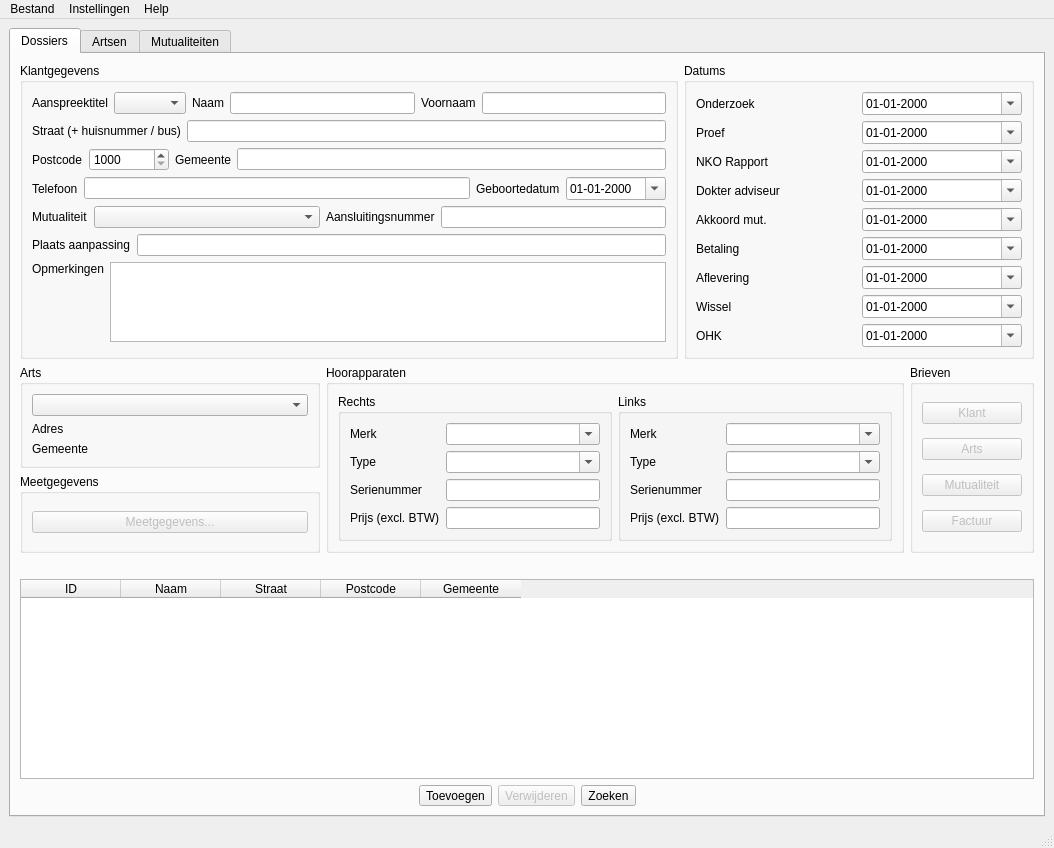
Roelio81/audioadmin, file AudioAdmin/ui/universum.ui: the form before one commit.
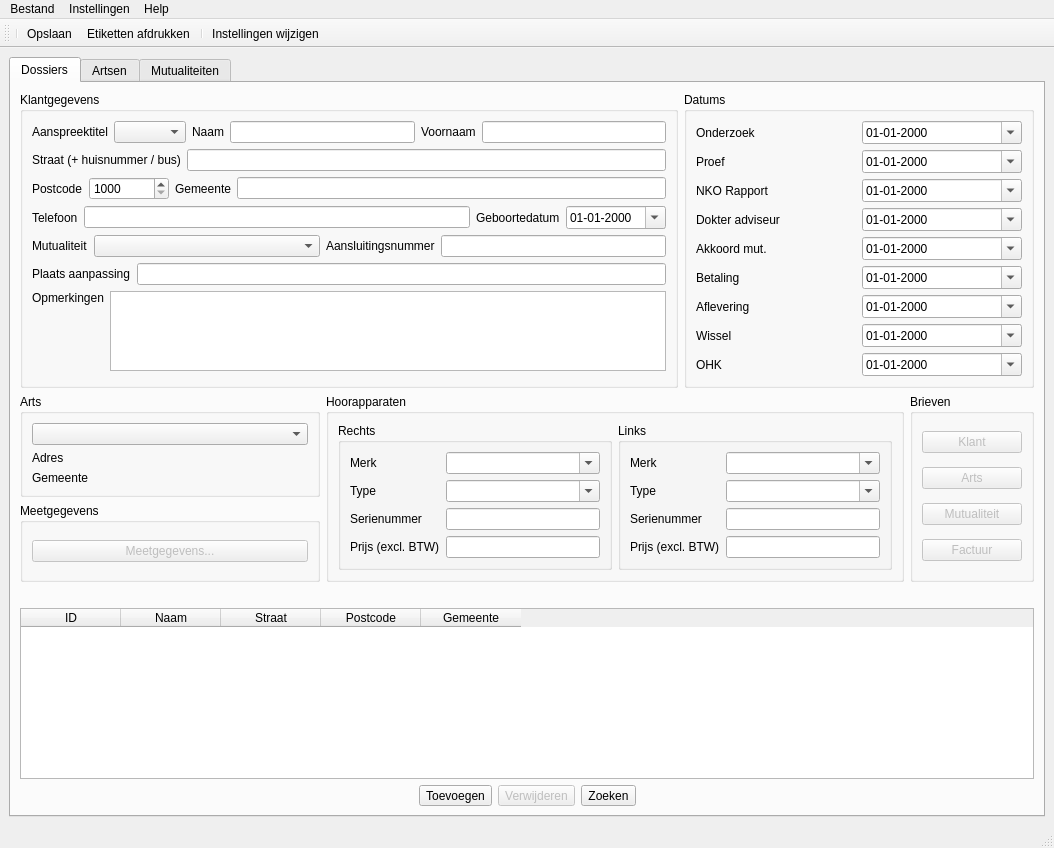
The form after the commit. Icons and pictures are not drawn.

Commit message: Toevoegen toolbar

What changed in the file:
```diff
--- a/AudioAdmin/ui/universum.ui
+++ b/AudioAdmin/ui/universum.ui
@@ -22,7 +22,7 @@
   </property>
   <widget class="QWidget" name="centralwidget">
    <layout class="QGridLayout" name="gridLayout_13">
-    <item row="0" column="0">
+    <item row="1" column="0">
      <widget class="QTabWidget" name="m_tabs">
       <property name="currentIndex">
        <number>0</number>
@@ -1458,11 +1458,22 @@
    <addaction name="menuHelp"/>
   </widget>
   <widget class="QStatusBar" name="statusbar"/>
-  <action name="actionBackup_maken">
-   <property name="text">
-    <string>Backup maken...</string>
+  <widget class="QToolBar" name="toolBar">
+   <property name="windowTitle">
+    <string>toolBar</string>
    </property>
-  </action>
+   <attribute name="toolBarArea">
+    <enum>TopToolBarArea</enum>
+   </attribute>
+   <attribute name="toolBarBreak">
+    <bool>false</bool>
+   </attribute>
+   <addaction name="separator"/>
+   <addaction name="actionBewaren"/>
+   <addaction name="actionEtikettenAfdrukken"/>
+   <addaction name="separator"/>
+   <addaction name="actionInstellingen_wijzigen"/>
+  </widget>
   <action name="actionBewaren">
    <property name="icon">
     <iconset resource="../icons.qrc">
```
Left out of the diff: 19 changed lines with no effect on the pictures. The commit also changes 2 other files.
